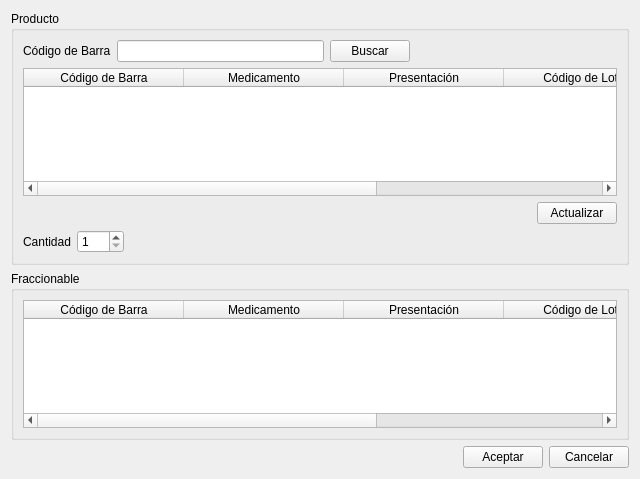
Above: ventanas/vtnFraccionarProducto.ui from leaLuque/FarmaciaCrisol before the change. Below: the same form after it.
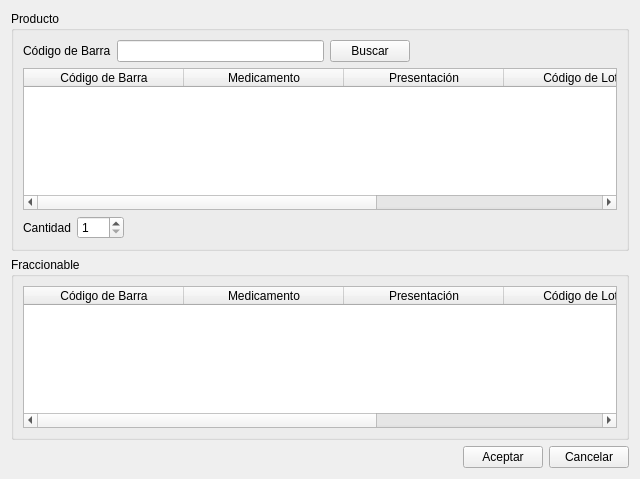
That is the form after the change.

The edit to the form file:
```diff
--- a/ventanas/vtnFraccionarProducto.ui
+++ b/ventanas/vtnFraccionarProducto.ui
@@ -111,30 +111,6 @@
         </column>
        </widget>
       </item>
-      <item>
-       <layout class="QHBoxLayout" name="horizontalLayout_7">
-        <item>
-         <spacer name="horizontalSpacer_6">
-          <property name="orientation">
-           <enum>Qt::Horizontal</enum>
-          </property>
-          <property name="sizeHint" stdset="0">
-           <size>
-            <width>40</width>
-            <height>20</height>
-           </size>
-          </property>
-         </spacer>
-        </item>
-        <item>
-         <widget class="QPushButton" name="btnActualizar">
-          <property name="text">
-           <string>Actualizar</string>
-          </property>
-         </widget>
-        </item>
-       </layout>
-      </item>
       <item>
        <layout class="QHBoxLayout" name="horizontalLayout_6">
         <item>
```
Left out of the diff: 1 changed line with no effect on the pictures.
